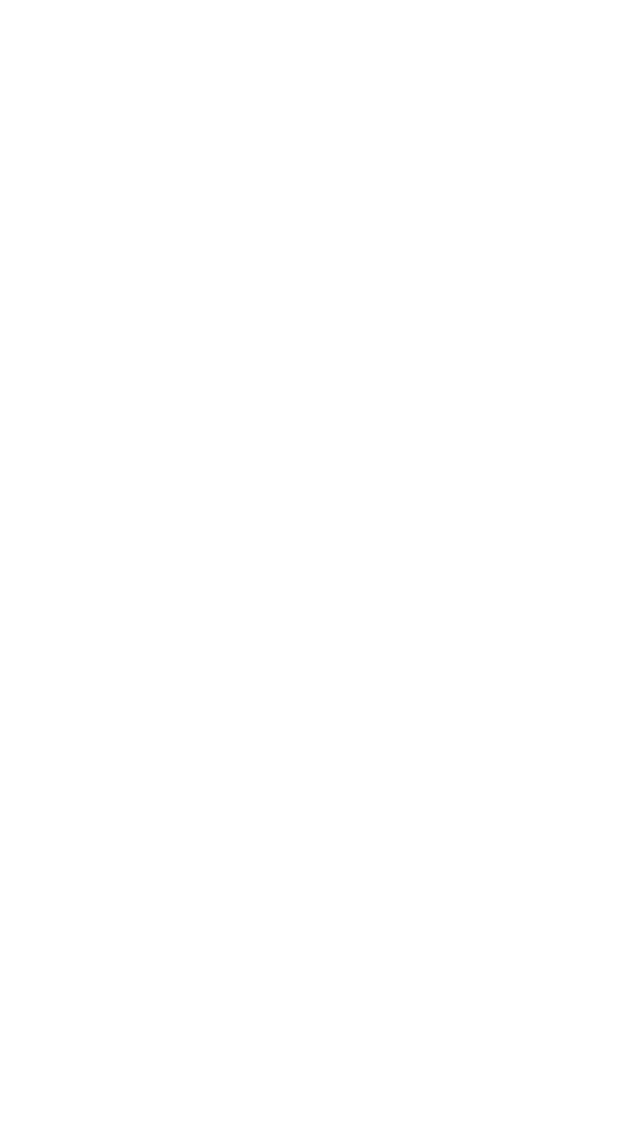
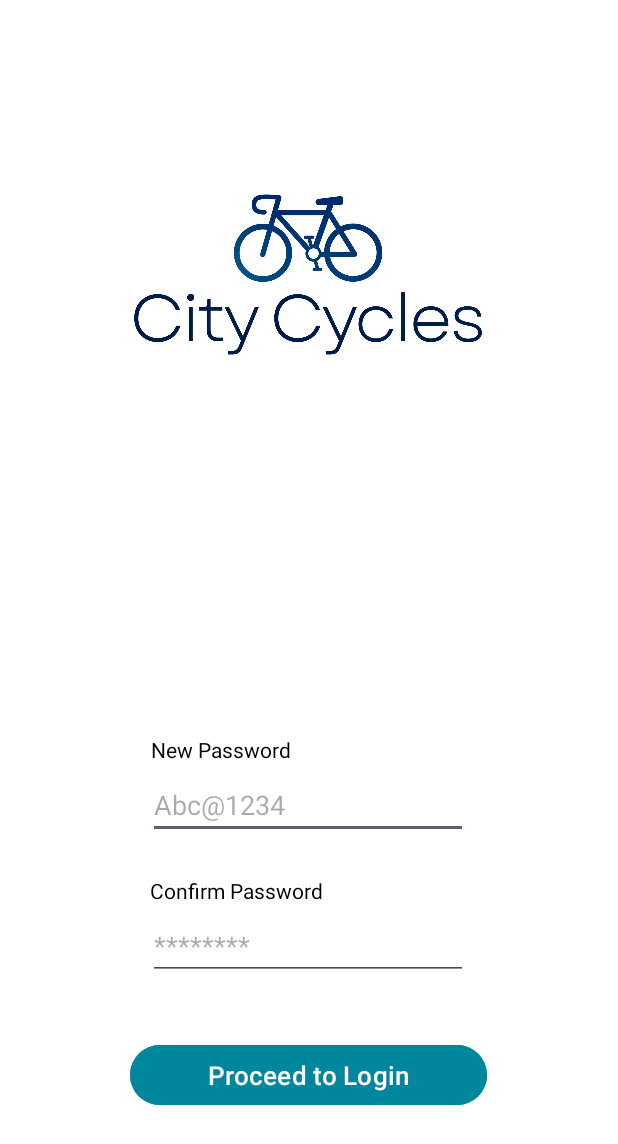
Before and after one commit to yashbim/City-Cycle-App, an Android app: the ResetPassword screen opened directly, with no data from a screen before it, on a phone screen of 412 x 824 dp. Before the commit the part shown is empty. Shown: the top 1144 px of the screen. Run offline under Robolectric (Android 15) with nearby library versions, the phone set to English and light mode, and no system bars.

Commit message:
Implemented password reset feature

```diff
--- a/app/src/main/res/layout/activity_reset_password.xml
+++ b/app/src/main/res/layout/activity_reset_password.xml
@@ -4,6 +4,92 @@
     xmlns:tools="http://schemas.android.com/tools"
     android:layout_width="match_parent"
     android:layout_height="match_parent"
-    tools:context=".ResetPassword">
+    tools:context=".LoginPage">
+
+    <ImageView
+        android:id="@+id/logo_launch_page"
+        android:layout_width="252dp"
+        android:layout_height="151dp"
+        app:layout_constraintBottom_toBottomOf="parent"
+        app:layout_constraintEnd_toEndOf="parent"
+        app:layout_constraintHorizontal_bias="0.496"
+        app:layout_constraintStart_toStartOf="parent"
+        app:layout_constraintTop_toTopOf="parent"
+        app:layout_constraintVertical_bias="0.162"
+        app:srcCompat="@drawable/logovertical_large" />
+
+    <!--    password first-->
+
+    <EditText
+        android:id="@+id/ResetPW1"
+        android:layout_width="wrap_content"
+        android:layout_height="wrap_content"
+        android:ems="10"
+        android:inputType="textPassword"
+        android:hint="Abc@1234"
+        android:textColor="@color/DarkGrey"
+        app:layout_constraintBottom_toBottomOf="parent"
+        app:layout_constraintEnd_toEndOf="parent"
+        app:layout_constraintHorizontal_bias="0.497"
+        app:layout_constraintStart_toStartOf="parent"
+        app:layout_constraintTop_toTopOf="parent"
+        app:layout_constraintVertical_bias="0.66" />
+
+    <TextView
+        android:id="@+id/text"
+        android:layout_width="wrap_content"
+        android:layout_height="wrap_content"
+        android:text="New Password"
+        android:textColor="@color/black"
+        app:layout_constraintBottom_toBottomOf="parent"
+        app:layout_constraintEnd_toEndOf="parent"
+        app:layout_constraintHorizontal_bias="0.315"
+        app:layout_constraintStart_toStartOf="parent"
+        app:layout_constraintTop_toTopOf="parent"
+        app:layout_constraintVertical_bias="0.609" />
+
+    <TextView
+        android:id="@+id/confirmPassword_text"
+        android:layout_width="wrap_content"
+        android:layout_height="wrap_content"
+        android:text="Confirm Password"
+        android:textColor="@color/black"
+        app:layout_constraintBottom_toBottomOf="parent"
+        app:layout_constraintEnd_toEndOf="parent"
+        app:layout_constraintHorizontal_bias="0.338"
+        app:layout_constraintStart_toStartOf="parent"
+        app:layout_constraintTop_toTopOf="parent"
+        app:layout_constraintVertical_bias="0.726" />
+
+    <Button
+        android:id="@+id/proceed_to_login_button"
+        android:layout_width="238dp"
+        android:layout_height="48dp"
+        android:backgroundTint="@color/blue1"
+        android:text="Proceed to Login"
+        android:textColor="@color/white"
+        android:textSize="17sp"
+        app:layout_constraintBottom_toBottomOf="parent"
+        app:layout_constraintEnd_toEndOf="parent"
+        app:layout_constraintHorizontal_bias="0.497"
+        app:layout_constraintStart_toStartOf="parent"
+        app:layout_constraintTop_toTopOf="parent"
+        app:layout_constraintVertical_bias="0.893" />
+
+    <!--    password first-->
+    <EditText
+        android:id="@+id/ResetPW2"
+        android:layout_width="wrap_content"
+        android:layout_height="wrap_content"
+        android:ems="10"
+        android:inputType="textPassword"
+        android:hint="********"
+        android:textColor="@color/DarkGrey"
+        app:layout_constraintBottom_toBottomOf="parent"
+        app:layout_constraintEnd_toEndOf="parent"
+        app:layout_constraintHorizontal_bias="0.497"
+        app:layout_constraintStart_toStartOf="parent"
+        app:layout_constraintTop_toTopOf="parent"
+        app:layout_constraintVertical_bias="0.781" />
 
 </androidx.constraintlayout.widget.ConstraintLayout>
```
Also changed, not shown: app/src/main/java/com/example/city_cycle_app/AccountActivity.kt (+11 -0 lines), app/src/main/java/com/example/city_cycle_app/DatabaseHelper.kt (+18 -0 lines), app/src/main/java/com/example/city_cycle_app/ResetPassword.kt (+82 -1 lines).
